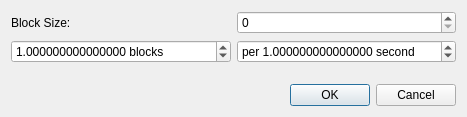
WohlSoft/Moondust-Project, file Editor/tools/math/blocksperseconddialog.ui: the form before one commit.
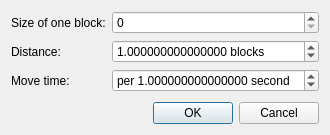
The form after the commit. Icons and pictures are not drawn.

Commit message:
Editor: Fixed an accuracy of block-per-second compution
Make sure the formula matches to SMBX's internals and gives the accurate result

Patch:
```diff
--- a/Editor/tools/math/blocksperseconddialog.ui
+++ b/Editor/tools/math/blocksperseconddialog.ui
@@ -6,8 +6,8 @@
    <rect>
     <x>0</x>
     <y>0</y>
-    <width>467</width>
-    <height>117</height>
+    <width>297</width>
+    <height>135</height>
    </rect>
   </property>
   <property name="windowTitle">
@@ -21,7 +21,17 @@
    <item row="0" column="1">
     <widget class="QSpinBox" name="spinBlockSize"/>
    </item>
-   <item row="2" column="0" colspan="2">
+   <item row="4" column="0" colspan="2">
+    <widget class="QDialogButtonBox" name="buttonBox">
+     <property name="orientation">
+      <enum>Qt::Horizontal</enum>
+     </property>
+     <property name="standardButtons">
+      <set>QDialogButtonBox::Cancel|QDialogButtonBox::Ok</set>
+     </property>
+    </widget>
+   </item>
+   <item row="3" column="0" colspan="2">
     <spacer name="verticalSpacer">
      <property name="orientation">
       <enum>Qt::Vertical</enum>
@@ -34,43 +44,14 @@
      </property>
     </spacer>
    </item>
-   <item row="3" column="0" colspan="2">
-    <widget class="QDialogButtonBox" name="buttonBox">
-     <property name="orientation">
-      <enum>Qt::Horizontal</enum>
-     </property>
-     <property name="standardButtons">
-      <set>QDialogButtonBox::Cancel|QDialogButtonBox::Ok</set>
-     </property>
-    </widget>
-   </item>
    <item row="0" column="0">
     <widget class="QLabel" name="label">
      <property name="text">
-      <string>Block Size:</string>
+      <string>Size of one block:</string>
      </property>
     </widget>
    </item>
-   <item row="1" column="0">
-    <widget class="QDoubleSpinBox" name="spinBlocks">
-     <property name="suffix">
-      <string> blocks</string>
-     </property>
-     <property name="decimals">
-      <number>15</number>
-     </property>
-     <property name="minimum">
-      <double>-9999999.000000000000000</double>
-     </property>
-     <property name="maximum">
-      <double>9999999.000000000000000</double>
-     </property>
-     <property name="value">
-      <double>1.000000000000000</double>
-     </property>
-    </widget>
-   </item>
-   <item row="1" column="1">
+   <item row="2" column="1">
     <widget class="QDoubleSpinBox" name="spinSecond">
      <property name="prefix">
       <string>per </string>
@@ -92,6 +73,39 @@
      </property>
     </widget>
    </item>
+   <item row="1" column="1">
+    <widget class="QDoubleSpinBox" name="spinBlocks">
+     <property name="suffix">
+      <string> blocks</string>
+     </property>
+     <property name="decimals">
+      <number>15</number>
+     </property>
+     <property name="minimum">
+      <double>-9999999.000000000000000</double>
+     </property>
+     <property name="maximum">
+      <double>9999999.000000000000000</double>
+     </property>
+     <property name="value">
+      <double>1.000000000000000</double>
+     </property>
+    </widget>
+   </item>
+   <item row="1" column="0">
+    <widget class="QLabel" name="label_2">
+     <property name="text">
+      <string>Distance:</string>
+     </property>
+    </widget>
+   </item>
+   <item row="2" column="0">
+    <widget class="QLabel" name="label_3">
+     <property name="text">
+      <string>Move time:</string>
+     </property>
+    </widget>
+   </item>
   </layout>
  </widget>
  <resources>
```
The commit also changes 1 other file.
